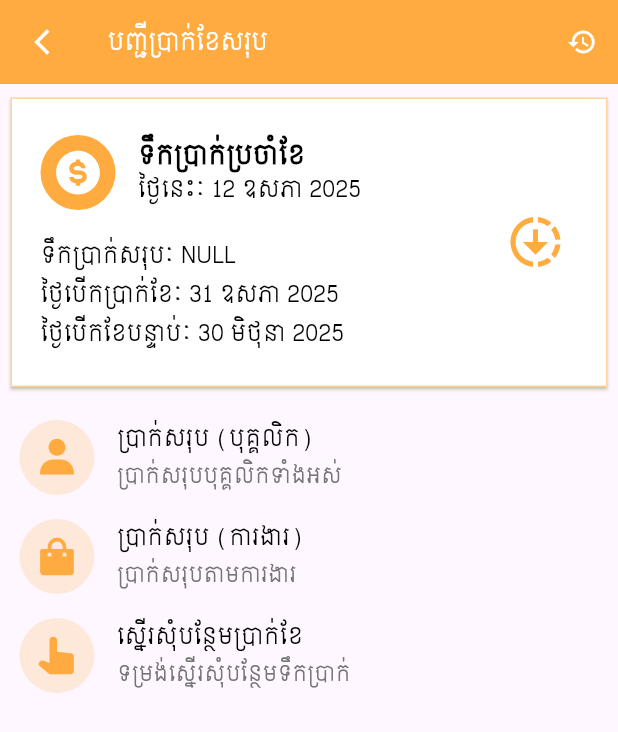
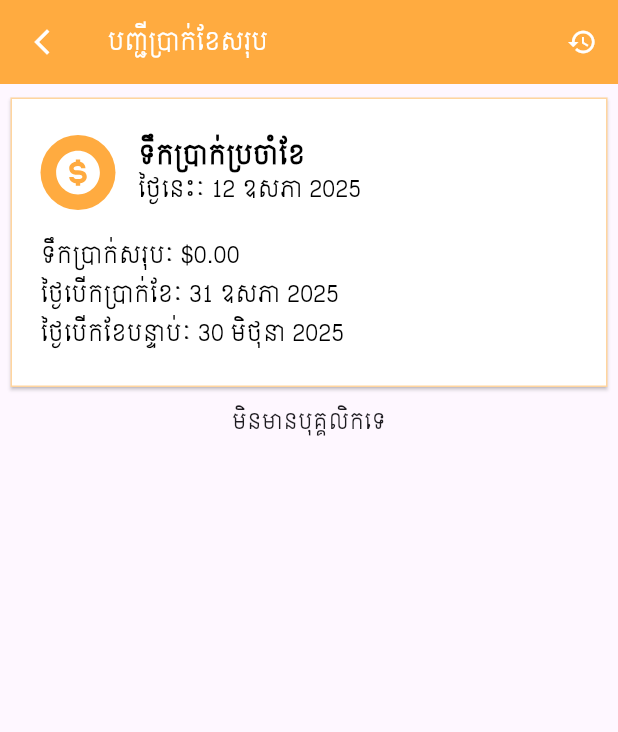
Before and after one commit to phuuhour/hrapp, a Flutter app: the screen it shows after launch, after a tap on "ចូលគណនី", after a tap on "ប្រាក់ប្រចាំខែ", on a phone screen of 412 x 824 dp. Shown: the top 732 px of the screen. Run offline on Flutter 3.47's test engine with Material 3 defaults, Android fonts, the phone set to English and light mode, and no system bars; our stand-ins replace boxicons, cloud_firestore, firebase_core, hugeicons; accounts and stored records are empty.

```diff
--- a/lib/page/employee_manage.dart
+++ b/lib/page/employee_manage.dart
@@ -200,6 +200,10 @@ class _EmployeeManageState extends State<EmployeeManage> {
                                       style: TextStyle(fontSize: 16),
                                     ),
                                     subtitle: Text(position),
+                                    trailing: Icon(
+                                      Boxicons.bxs_chevron_right,
+                                      color: Colors.grey,
+                                    ),
                                   );
                                 }),
                               );
--- a/lib/page/payroll_manage.dart
+++ b/lib/page/payroll_manage.dart
@@ -1,15 +1,35 @@
+// ignore_for_file: prefer_interpolation_to_compose_strings
+
 import 'package:boxicons/boxicons.dart';
+import 'package:cloud_firestore/cloud_firestore.dart';
 import 'package:flutter/cupertino.dart';
 import 'package:flutter/material.dart';
-import 'package:hr/page/formadjustsalary.dart';
-import 'package:hr/page/payrollbyemp.dart';
-import 'package:hr/page/payrollbywork.dart';
-import 'package:hr/widget/ListTIle.dart';
+import 'package:hr/model/empdata.dart';
+import 'package:hr/page/detail_emp.dart';
 import 'package:intl/date_symbol_data_local.dart';
 import 'package:intl/intl.dart';
 
-class PayrollManage extends StatelessWidget {
+class PayrollManage extends StatefulWidget {
   const PayrollManage({super.key});
+
+  @override
+  State<PayrollManage> createState() => _PayrollManageState();
+}
+
+class _PayrollManageState extends State<PayrollManage> {
+  Future<double> fetchTotalSalary() async {
+    final QuerySnapshot snapshot =
+        await FirebaseFirestore.instance.collection('employees').get();
+
+    double totalSalary = 0.0;
+
+    for (var doc in snapshot.docs) {
+      final empData = EmpData.fromMap(doc.data() as Map<String, dynamic>);
+      totalSalary += double.tryParse(empData.baseSal) ?? 0.0;
+    }
+
+    return totalSalary;
+  }
 
   @override
   Widget build(BuildContext context) {
@@ -49,7 +69,9 @@ class PayrollManage extends StatelessWidget {
         actions: [
           IconButton(
             icon: Icon(Icons.history, color: Colors.white, size: 20),
-            onPressed: () {},
+            onPressed: () {
+              setState(() {});
+            },
           ),
         ],
       ),
@@ -122,12 +144,36 @@ class PayrollManage extends StatelessWidget {
                               crossAxisAlignment: CrossAxisAlignment.start,
                               children: [
                                 SizedBox(height: 20),
-                                Text(
-                                  'ទឹកប្រាក់សរុបៈ NULL',
+                                FutureBuilder<double>(
+                                  future: fetchTotalSalary(),
+                                  builder: (context, snapshot) {
+                                    if (snapshot.connectionState ==
+                                        ConnectionState.waiting) {
+                                      return Text(
+                                        'ទឹកប្រាក់សរុបៈ ...',
                                         style: TextStyle(
                                           fontSize: 15,
                                           color: Colors.black,
                                         ),
+                                      );
+                                    } else if (snapshot.hasError) {
+                                      return Text(
+                                        'ទឹកប្រាក់សរុបៈ មានបញ្ហា',
+                                        style: TextStyle(
+                                          fontSize: 15,
+                                          color: Colors.black,
+                                        ),
+                                      );
+                                    } else {
+                                      return Text(
+                                        'ទឹកប្រាក់សរុបៈ \$${snapshot.data?.toStringAsFixed(2) ?? '0.00'}',
+                                        style: TextStyle(
+                                          fontSize: 15,
+                                          color: Colors.black,
+                                        ),
+                                      );
+                                    }
+                                  },
                                 ),
                                 SizedBox(height: 5),
                                 Text(
@@ -149,14 +195,6 @@ class PayrollManage extends StatelessWidget {
                             ),
                           ],
                         ),
-                        IconButton(
-                          onPressed: () {},
-                          icon: Icon(
-                            Icons.downloading,
-                            size: 40,
-                            color: Colors.orangeAccent,
-                          ),
-                        ),
                       ],
                     ),
                   ),
@@ -166,46 +204,74 @@ class PayrollManage extends StatelessWidget {
                   padding: const EdgeInsets.all(10),
                   child: Column(
                     children: [
-                      CustomListTile(
-                        color: Colors.orangeAccent,
-                        icon: Boxicons.bxs_user,
-                        title: 'ប្រាក់សរុប (បុគ្គលិក)',
-                        subtitle: 'ប្រាក់សរុបបុគ្គលិកទាំងអស់',
-                        onPressed: () {
+                      FutureBuilder<QuerySnapshot>(
+                        future:
+                            FirebaseFirestore.instance
+                                .collection('employees')
+                                .get(),
+                        builder: (context, snapshot) {
+                          if (snapshot.connectionState ==
+                              ConnectionState.waiting) {
+                            return Center(
+                              child: Padding(
+                                padding: const EdgeInsets.only(top: 200),
+                                child: CircularProgressIndicator(),
+                              ),
+                            );
+                          } else if (snapshot.hasError) {
+                            return Center(
+                              child: Text('មានបញ្ហាក្នុងការទាញយកទិន្នន័យ'),
+                            );
+                          } else {
+                            final employees = snapshot.data?.docs ?? [];
+
+                            if (employees.isEmpty) {
+                              return Center(child: Text('មិនមានបុគ្គលិកទេ'));
+                            }
+
+                            return Column(
+                              children: List.generate(employees.length, (
+                                index,
+                              ) {
+                                final employee = employees[index];
+                                final data =
+                                    employee.data() as Map<String, dynamic>;
+                                final name = data['fullname'] ?? '...';
+                                final baseSal = data['baseSal'] ?? '...';
+
+                                return ListTile(
+                                  contentPadding: EdgeInsets.only(left: 0),
+                                  onTap: () {
                                     Navigator.push(
                                       context,
                                       CupertinoPageRoute(
-                              builder: (context) => Payrollbyemp(),
+                                        builder:
+                                            (context) => DetailEmp(
+                                              empId:
+                                                  snapshot.data!.docs[index].id,
+                                            ),
                                       ),
                                     );
                                   },
+                                  leading: CircleAvatar(
+                                    radius: 25,
+                                    backgroundImage: AssetImage(
+                                      'assets/images/profile.png',
                                     ),
-                      CustomListTile(
-                        color: Colors.orangeAccent,
-                        icon: Boxicons.bxs_shopping_bag,
-                        title: 'ប្រាក់សរុប (ការងារ)',
-                        subtitle: 'ប្រាក់សរុបតាមការងារ',
-                        onPressed: () {
-                          Navigator.push(
-                            context,
-                            CupertinoPageRoute(
-                              builder: (context) => PayrollbyWork(),
+                                  ),
+                                  title: Text(
+                                    name,
+                                    style: TextStyle(fontSize: 16),
+                                  ),
+                                  subtitle: Text('\$' + baseSal),
+                                  trailing: Text(
+                                    data['workname'] ?? '...',
+                                    style: TextStyle(fontSize: 16),
                                   ),
                                 );
-                        },
-                      ),
-                      CustomListTile(
-                        color: Colors.orangeAccent,
-                        icon: Boxicons.bxs_hand_up,
-                        title: 'ស្នើរសុំបន្ថែមប្រាក់ខែ',
-                        subtitle: 'ទម្រង់ស្នើរសុំបន្ថែមទឹកប្រាក់',
-                        onPressed: () {
-                          Navigator.push(
-                            context,
-                            CupertinoPageRoute(
-                              builder: (context) => AdjustSalary(),
-                            ),
+                              }),
                             );
+                          }
                         },
                       ),
                     ],
--- a/lib/page/work_manage.dart
+++ b/lib/page/work_manage.dart
@@ -79,7 +79,7 @@ class _WorkManageState extends State<WorkManage> {
                           if (snapshot.connectionState ==
                               ConnectionState.waiting) {
                             return CustomListTile(
-                              icon: Boxicons.bxs_shopping_bag,
+                              icon: Boxicons.bxs_briefcase,
                               color: Colors.green,
                               title: "ការងារទាំងអស់",
                               subtitle: "សរុប៖ ..",
@@ -95,7 +95,7 @@ class _WorkManageState extends State<WorkManage> {
                             return Column(
                               children: [
                                 CustomListTile(
-                                  icon: Boxicons.bxs_shopping_bag,
+                                  icon: Boxicons.bxs_briefcase,
                                   color: Colors.green,
                                   title: "ការងារទាំងអស់",
                                   subtitle: "សរុប៖ $totalCount",
--- a/lib/screen/dashboradScreen.dart
+++ b/lib/screen/dashboradScreen.dart
@@ -103,7 +103,7 @@ class DashboardScreen extends StatelessWidget {
                     vertical: 25,
                   ),
                   child: CustomListTile(
-                    icon: Boxicons.bxs_shopping_bag,
+                    icon: Boxicons.bxs_briefcase,
                     color: Colors.green,
                     title: "ការងារទាំងអស់",
                     subtitle: "បញ្ជីការងារ",
@@ -143,6 +143,32 @@ class DashboardScreen extends StatelessWidget {
                   ),
                 ),
               ),
+              Card(
+                shape: Border.symmetric(
+                  vertical: BorderSide(color: Colors.purple, width: 3),
+                ),
+                color: Colors.white,
+                child: Padding(
+                  padding: const EdgeInsets.symmetric(
+                    horizontal: 20,
+                    vertical: 25,
+                  ),
+                  child: CustomListTile(
+                    icon: Boxicons.bxs_user_plus,
+                    color: Colors.purple,
+                    title: "គណនីបុគ្គលិក",
+                    subtitle: "បង្កើតគណនីបុគ្គលិកថ្មី",
+                    onPressed: () {
+                      Navigator.push(
+                        context,
+                        CupertinoPageRoute(
+                          builder: (context) => PayrollManage(),
+                        ),
+                      );
+                    },
+                  ),
+                ),
+              ),
             ],
           ),
         ),
```
Also changed, not shown: lib/page/addnew_emp.dart (+3 -8 lines), lib/page/detail_emp.dart (+0 -8 lines), lib/page/payrollbyemp.dart (deleted, +0 -86 lines), lib/page/payrollbywork.dart (deleted, +0 -87 lines). Lines whose indentation alone changed are shown as unchanged.
